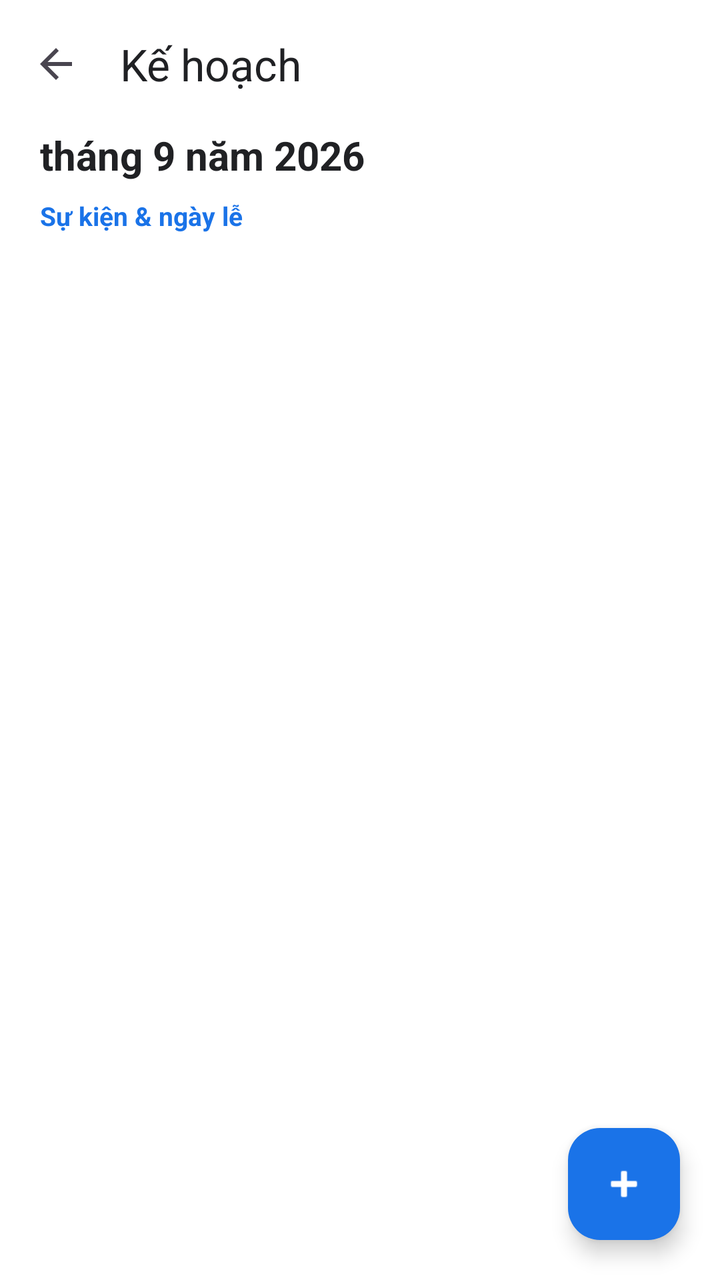
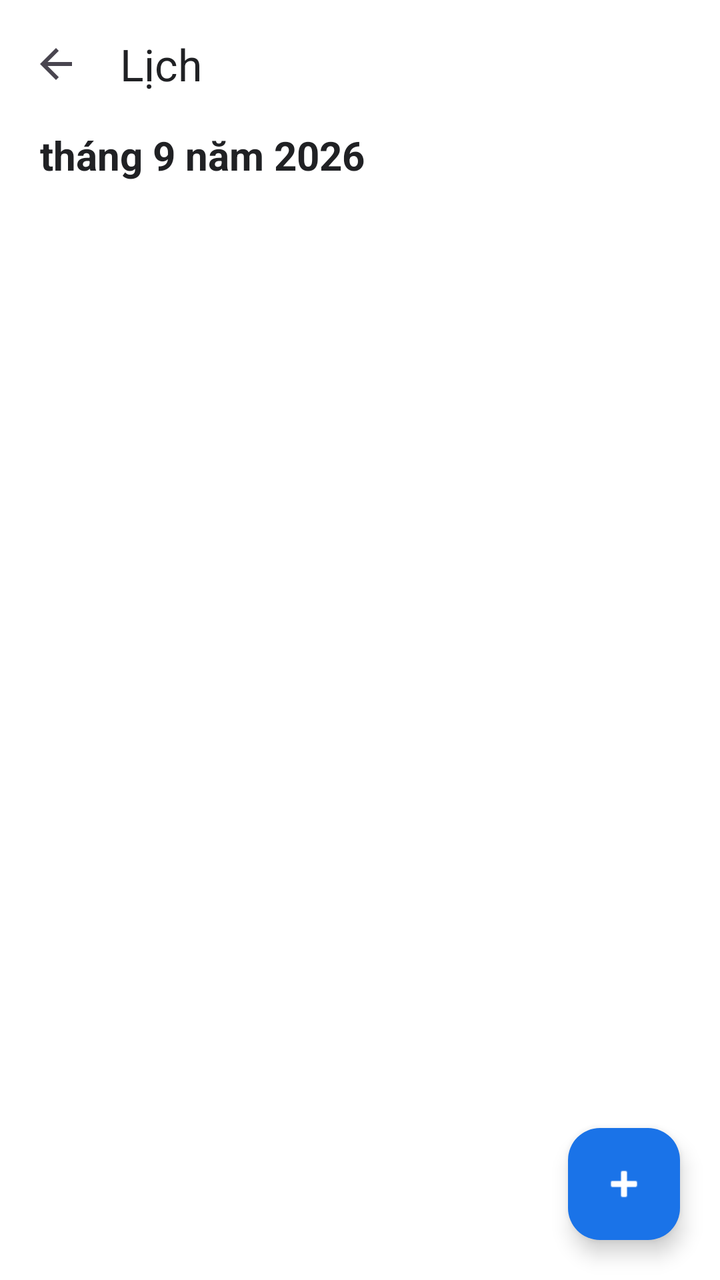

Two renders of the same Android screen: before a commit and after it. Below are the layout's source before the change and the commit's diff.
<!-- AndroidManifest.xml: activity theme Theme.AlarmClock -->
<!-- res/layout/activity_calendar_agenda.xml -->
<?xml version="1.0" encoding="utf-8"?>
<androidx.coordinatorlayout.widget.CoordinatorLayout xmlns:android="http://schemas.android.com/apk/res/android"
    xmlns:app="http://schemas.android.com/apk/res-auto"
    android:layout_width="match_parent"
    android:layout_height="match_parent"
    android:background="#FFFFFFFF">

    <LinearLayout
        android:layout_width="match_parent"
        android:layout_height="match_parent"
        android:orientation="vertical">

        <com.google.android.material.appbar.MaterialToolbar
            android:id="@+id/toolbar"
            android:layout_width="match_parent"
            android:layout_height="?attr/actionBarSize"
            android:background="#FFFFFFFF"
            app:title="Kế hoạch"
            app:titleTextColor="#FF202124"
            app:navigationIcon="?attr/homeAsUpIndicator" />

        <TextView
            android:id="@+id/tvMonth"
            android:layout_width="match_parent"
            android:layout_height="wrap_content"
            android:text="tháng 9 năm 2026"
            android:textSize="20sp"
            android:textStyle="bold"
            android:textColor="#FF202124"
            android:paddingLeft="20dp"
            android:paddingRight="20dp"
            android:paddingBottom="8dp" />

        <TextView
            android:layout_width="match_parent"
            android:layout_height="wrap_content"
            android:text="Sự kiện &amp; ngày lễ"
            android:textSize="13sp"
            android:textColor="#FF1A73E8"
            android:textStyle="bold"
            android:paddingLeft="20dp"
            android:paddingBottom="4dp" />

        <androidx.recyclerview.widget.RecyclerView
            android:id="@+id/recyclerAgenda"
            android:layout_width="match_parent"
            android:layout_height="0dp"
            android:layout_weight="1"
            android:clipToPadding="false"
            android:paddingBottom="88dp" />
    </LinearLayout>

    <com.google.android.material.floatingactionbutton.FloatingActionButton
        android:id="@+id/fabAddEvent"
        android:layout_width="wrap_content"
        android:layout_height="wrap_content"
        android:layout_gravity="bottom|end"
        android:layout_margin="20dp"
        android:contentDescription="Thêm sự kiện"
        app:srcCompat="@android:drawable/ic_input_add"
        app:backgroundTint="#FF1A73E8"
        app:tint="#FFFFFFFF" />
</androidx.coordinatorlayout.widget.CoordinatorLayout>
<!-- resources referenced by this layout -->
<resources>
  <style name="Theme.AlarmClock" parent="Theme.Material3.DayNight.NoActionBar">
          <item name="colorPrimary">@color/primary</item>
          <item name="colorPrimaryDark">@color/primary_dark</item>
          <item name="colorPrimaryContainer">@color/primary_container</item>
          <item name="colorOnPrimary">@color/on_primary</item>
          <item name="colorSecondary">@color/secondary</item>
          <item name="colorSecondaryContainer">@color/secondary_container</item>
          <item name="colorSurface">@color/surface</item>
          <item name="colorOnSurface">@color/text_primary</item>
          <item name="android:colorBackground">@color/surface</item>
          <item name="android:statusBarColor">@color/primary</item>
          <item name="android:navigationBarColor">@color/surface</item>
          <item name="android:windowLightNavigationBar">true</item>
          <item name="android:windowAnimationStyle">@style/WindowFadeThrough</item>
          <item name="materialCardViewStyle">@style/Card.Soft</item>
          <item name="materialButtonStyle">@style/Button.Soft</item>
      </style>
  <color name="primary">#4F5BFF</color>
  <color name="primary_dark">#3A45D9</color>
  <color name="primary_container">#E8EAFF</color>
  <color name="on_primary">#FFFFFF</color>
  <color name="secondary">#7C5CFF</color>
  <color name="secondary_container">#F0EBFF</color>
  <color name="surface">#F7F8FC</color>
  <color name="text_primary">#1A1C28</color>
  <style name="WindowFadeThrough">
          <item name="android:activityOpenEnterAnimation">@anim/fade_through_enter</item>
          <item name="android:activityOpenExitAnimation">@anim/fade_through_exit</item>
          <item name="android:activityCloseEnterAnimation">@anim/fade_through_enter</item>
          <item name="android:activityCloseExitAnimation">@anim/fade_through_exit</item>
      </style>
  <style name="Card.Soft" parent="Widget.Material3.CardView.Elevated">
          <item name="cardCornerRadius">22dp</item>
          <item name="cardElevation">0dp</item>
          <item name="strokeWidth">1dp</item>
          <item name="strokeColor">@color/outline</item>
          <item name="cardBackgroundColor">@color/surface_card</item>
      </style>
  <style name="Button.Soft" parent="Widget.Material3.Button">
          <item name="cornerRadius">16dp</item>
          <item name="android:textAllCaps">false</item>
          <item name="backgroundTint">@color/primary</item>
      </style>
  <color name="outline">#E2E5F0</color>
  <color name="surface_card">#FFFFFF</color>
</resources>

<!-- the commit's change to res/layout/activity_calendar_agenda.xml (unified diff, before → after) -->
@@ -15,7 +15,7 @@
             android:layout_width="match_parent"
             android:layout_height="?attr/actionBarSize"
             android:background="#FFFFFFFF"
-            app:title="Kế hoạch"
+            app:title="Lịch"
             app:titleTextColor="#FF202124"
             app:navigationIcon="?attr/homeAsUpIndicator" />
 
@@ -29,25 +29,24 @@
             android:textColor="#FF202124"
             android:paddingLeft="20dp"
             android:paddingRight="20dp"
-            android:paddingBottom="8dp" />
+            android:paddingBottom="4dp" />
 
-        <TextView
+        <com.google.android.material.tabs.TabLayout
+            android:id="@+id/tabModes"
             android:layout_width="match_parent"
             android:layout_height="wrap_content"
-            android:text="Sự kiện &amp; ngày lễ"
-            android:textSize="13sp"
-            android:textColor="#FF1A73E8"
-            android:textStyle="bold"
-            android:paddingLeft="20dp"
-            android:paddingBottom="4dp" />
+            android:background="#FFFFFFFF"
+            app:tabMode="fixed"
+            app:tabGravity="fill"
+            app:tabIndicatorColor="#FF1A73E8"
+            app:tabSelectedTextColor="#FF1A73E8"
+            app:tabTextColor="#FF5F6368" />
 
-        <androidx.recyclerview.widget.RecyclerView
-            android:id="@+id/recyclerAgenda"
+        <FrameLayout
+            android:id="@+id/calendarContent"
             android:layout_width="match_parent"
             android:layout_height="0dp"
-            android:layout_weight="1"
-            android:clipToPadding="false"
-            android:paddingBottom="88dp" />
+            android:layout_weight="1" />
     </LinearLayout>
 
     <com.google.android.material.floatingactionbutton.FloatingActionButton
